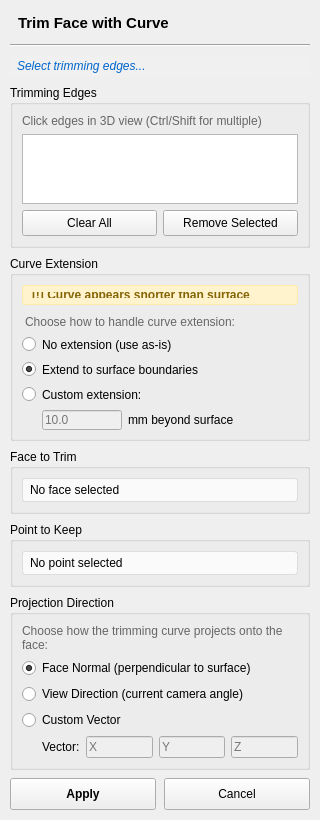
The window that freecad/Curves/TrimFaceDialog/TrimFaceDialog.ui (reubenmw/CurvesWB) describes before a commit, drawn with Qt 5.
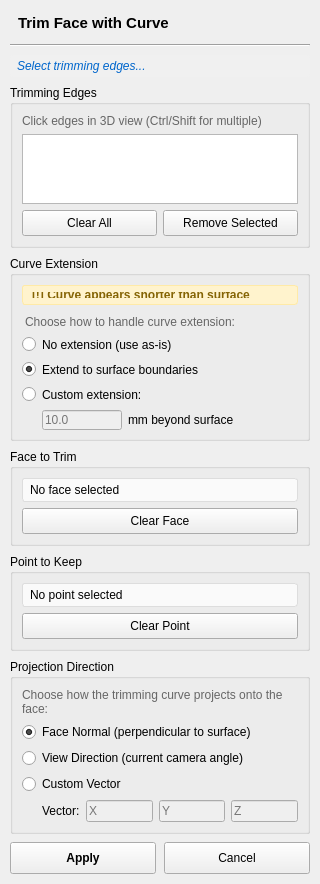
The same window after the commit.

Commit message:
fix: wip - move intersection check logic for debug
Detecting whether a curve is larger than a surface is hard to debug so moving it to its own file for more concentrated editing.

Patch:
```diff
--- a/freecad/Curves/TrimFaceDialog/TrimFaceDialog.ui
+++ b/freecad/Curves/TrimFaceDialog/TrimFaceDialog.ui
@@ -244,6 +244,19 @@
         </property>
        </widget>
       </item>
+      <item>
+       <widget class="QPushButton" name="clearFaceButton">
+        <property name="text">
+         <string>Clear Face</string>
+        </property>
+        <property name="minimumSize">
+         <size>
+          <width>0</width>
+          <height>26</height>
+         </size>
+        </property>
+       </widget>
+      </item>
      </layout>
     </widget>
    </item>
@@ -263,6 +276,19 @@
         </property>
        </widget>
       </item>
+      <item>
+       <widget class="QPushButton" name="clearPointButton">
+        <property name="text">
+         <string>Clear Point</string>
+        </property>
+        <property name="minimumSize">
+         <size>
+          <width>0</width>
+          <height>26</height>
+         </size>
+        </property>
+       </widget>
+      </item>
      </layout>
     </widget>
    </item>
```
The commit also changes 2 other files.
